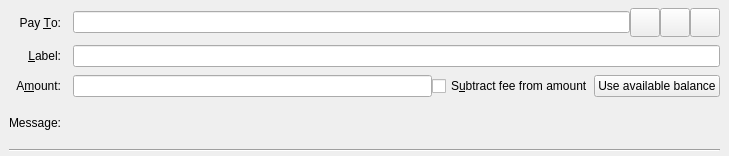
Old version of the form src/qt/forms/sendcoinsentry.ui in the repository equalishcoin/equalishcoind.
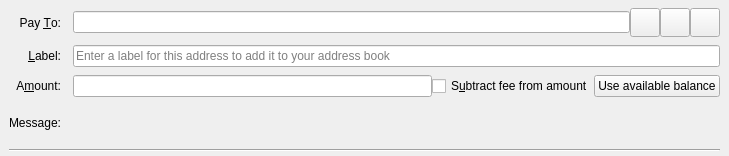
New version of the form. Icons and pictures are not drawn. Custom widgets are drawn as their Qt base class.

Commit message:
gui: Move static placeholder texts to forms
There was an issue around the time of Qt 4.6 when placeholder text was
introduced, that caused a compile failure when it was specified in the
form.

As a workaround the placeholder texts were moved to the code.

Qt 4 hasn't been relevant to us for ages. So move all (non-parametrized)
placeholder texts to the form files instead.

It's better to keep this kind of text content together. Makes sure
translate/no-translate status is kept as it is.

What changed in the file:
```diff
--- a/src/qt/forms/sendcoinsentry.ui
+++ b/src/qt/forms/sendcoinsentry.ui
@@ -150,6 +150,9 @@
       <property name="toolTip">
        <string>Enter a label for this address to add it to the list of used addresses</string>
       </property>
+      <property name="placeholderText">
+       <string>Enter a label for this address to add it to your address book</string>
+      </property>
      </widget>
     </item>
     <item row="2" column="0">
```
The commit also changes 7 other files.
